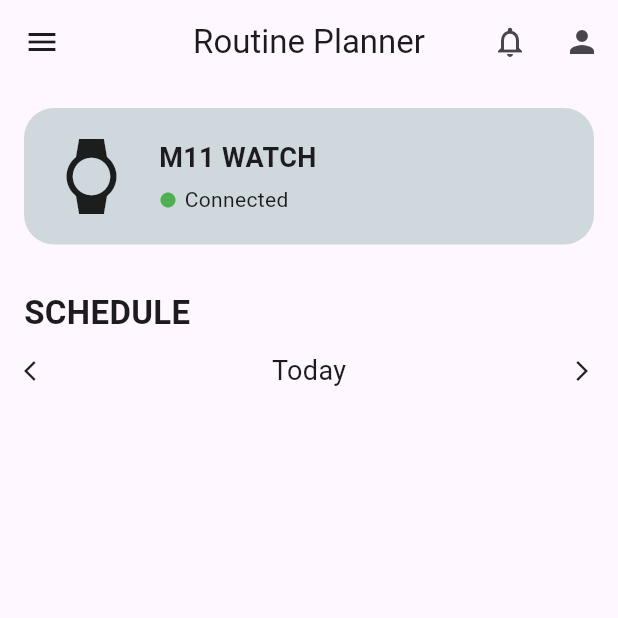
After one commit to world2g/routineapp, a Flutter app: the screen it shows after launch, on a phone screen of 412 x 824 dp, the top half of it. The commit adds this screen. Run offline on Flutter 3.47's test engine with Material 3 defaults, Android fonts, the phone set to English and light mode, and no system bars.

Commit message:
Pages and Appbar modification

```diff
--- a/lib/main.dart
+++ b/lib/main.dart
@@ -1,4 +1,8 @@
 import 'package:flutter/material.dart';
+import 'pages/homescreen.dart';
+import 'pages/event.dart';
+import 'pages/analytics.dart';
+import 'pages/notifications.dart';
 
 void main() {
   runApp(const RoutineApp());
@@ -16,29 +20,58 @@ class RoutineApp extends StatelessWidget {
   }
 }
 
-class HomePage extends StatelessWidget {
+class HomePage extends StatefulWidget {
   const HomePage({super.key});
+
+  @override
+  State<HomePage> createState() => _HomePageState();
+}
+
+class _HomePageState extends State<HomePage> {
+  int currentPageIndex = 0;
+
+  final List<Widget> pages = const [
+    HomeScreen(),
+    AddTaskScreen(),
+    AnalyticsScreen(),
+  ];
 
   @override
   Widget build(BuildContext context) {
     return Scaffold(
       appBar: AppBar(
+        leading: Builder(
+          builder: (BuildContext context) {
+            return IconButton(
+              icon: const Icon(Icons.menu),
+              onPressed: () {
+                Scaffold.of(context).openDrawer();
+              },
+              tooltip: MaterialLocalizations.of(context).openAppDrawerTooltip,
+            );
+          },
+        ),
         title: const Text("Routine Planner"),
         centerTitle: true,
+        actions: <Widget>[
+          IconButton(
+            icon: const Icon(Icons.notifications_none),
+            onPressed: () {
+              NotificationCentre();
+            },
+          ),
+          IconButton(icon: const Icon(Icons.person), onPressed: () {}),
+        ],
       ),
 
-      body: Padding(
-        padding: const EdgeInsets.all(16.0),
-        child: Column(
-          children: const [
-            WatchConnectionCard(),
-            SizedBox(height: 30),
-            ScheduleSection(),
-          ],
-        ),
-      ),
+      body: pages[currentPageIndex],
 
       bottomNavigationBar: NavigationBar(
+        onDestinationSelected: (int index) {
+          setState(() {
+            currentPageIndex = index;
+          });
+        },
         destinations: const [
           NavigationDestination(
             icon: Icon(Icons.home_outlined),
@@ -58,101 +91,3 @@ class HomePage extends StatelessWidget {
     );
   }
 }
-
-
-class WatchConnectionCard extends StatelessWidget {
-  const WatchConnectionCard({super.key});
-
-  @override
-  Widget build(BuildContext context) {
-    return Container(
-      padding: const EdgeInsets.all(20),
-      decoration: BoxDecoration(
-        color: Colors.blueGrey[100],
-        borderRadius: BorderRadius.circular(20),
-      ),
-      child: Row(
-        children: [
-
-          const Icon(
-            Icons.watch,
-            size: 50,
-          ),
-
-          const SizedBox(width: 20),
-
-          Column(
-            crossAxisAlignment: CrossAxisAlignment.start,
-            children: const [
-              Text(
-                "M11 WATCH",
-                style: TextStyle(
-                  fontSize: 18,
-                  fontWeight: FontWeight.bold,
-                ),
-              ),
-
-              SizedBox(height: 5),
-
-              Row(
-                children: [
-                  Icon(Icons.circle, color: Colors.green, size: 12),
-                  SizedBox(width: 5),
-                  Text("Connected"),
-                ],
-              ),
-            ],
-          )
-        ],
-      ),
-    );
-  }
-}
-
-
-class ScheduleSection extends StatelessWidget {
-  const ScheduleSection({super.key});
-
-  @override
-  Widget build(BuildContext context) {
-    return Column(
-      crossAxisAlignment: CrossAxisAlignment.start,
-      children: [
-
-        const Text(
-          "SCHEDULE",
-          style: TextStyle(
-            fontSize: 22,
-            fontWeight: FontWeight.bold,
-          ),
-        ),
-
-        const SizedBox(height: 10),
-
-        Row(
-          mainAxisAlignment: MainAxisAlignment.spaceBetween,
-          children: const [
-            Icon(Icons.arrow_back_ios, size: 16),
-            Text(
-              "Today",
-              style: TextStyle(fontSize: 18),
-            ),
-            Icon(Icons.arrow_forward_ios, size: 16),
-          ],
-        ),
-
-        const SizedBox(height: 20),
-
-        // ScheduleItem(
-        //   time: "7:30 am",
-        //   task: "Eat Breakfast",
-        // ),
-
-        // ScheduleItem(
-        //   time: "8:00 am",
-        //   task: "Music Class",
-        // ),
-      ],
-    );
-  }
-}
--- /dev/null
+++ b/lib/pages/analytics.dart
@@ -0,0 +1,11 @@
+import 'package:flutter/material.dart';
+
+
+class AnalyticsScreen extends StatelessWidget {
+  const AnalyticsScreen({super.key});
+
+  @override
+  Widget build(BuildContext context) {
+    return Center(child: Text('Analytics Page'));
+  }
+}
--- /dev/null
+++ b/lib/pages/homescreen.dart
@@ -0,0 +1,102 @@
+import 'package:flutter/material.dart';
+
+
+class HomeScreen extends StatelessWidget {
+  const HomeScreen({super.key});
+
+  @override
+  Widget build(BuildContext context) {
+    return Padding(
+      padding: const EdgeInsets.all(16.0),
+      child: Column(
+        children: const [
+          WatchConnectionCard(),
+          SizedBox(height: 30),
+          ScheduleSection(),
+        ],
+      ),
+    );
+  }
+}
+
+class WatchConnectionCard extends StatelessWidget {
+  const WatchConnectionCard({super.key});
+
+  @override
+  Widget build(BuildContext context) {
+    return Container(
+      padding: const EdgeInsets.all(20),
+      decoration: BoxDecoration(
+        color: Colors.blueGrey[100],
+        borderRadius: BorderRadius.circular(20),
+      ),
+      child: Row(
+        children: [
+          const Icon(Icons.watch, size: 50),
+
+          const SizedBox(width: 20),
+
+          Column(
+            crossAxisAlignment: CrossAxisAlignment.start,
+            children: const [
+              Text(
+                "M11 WATCH",
+                style: TextStyle(fontSize: 18, fontWeight: FontWeight.bold),
+              ),
+
+              SizedBox(height: 5),
+
+              Row(
+                children: [
+                  Icon(Icons.circle, color: Colors.green, size: 12),
+                  SizedBox(width: 5),
+                  Text("Connected"),
+                ],
+              ),
+            ],
+          ),
+        ],
+      ),
+    );
+  }
+}
+
+class ScheduleSection extends StatelessWidget {
+  const ScheduleSection({super.key});
+
+  @override
+  Widget build(BuildContext context) {
+    return Column(
+      crossAxisAlignment: CrossAxisAlignment.start,
+      children: [
+        const Text(
+          "SCHEDULE",
+          style: TextStyle(fontSize: 22, fontWeight: FontWeight.bold),
+        ),
+
+        const SizedBox(height: 10),
+
+        Row(
+          mainAxisAlignment: MainAxisAlignment.spaceBetween,
+          children: const [
+            Icon(Icons.arrow_back_ios, size: 16),
+            Text("Today", style: TextStyle(fontSize: 18)),
+            Icon(Icons.arrow_forward_ios, size: 16),
+          ],
+        ),
+
+        const SizedBox(height: 20),
+
+        // ScheduleItem(
+        //   time: "7:30 am",
+        //   task: "Eat Breakfast",
+        // ),
+
+        // ScheduleItem(
+        //   time: "8:00 am",
+        //   task: "Music Class",
+        // ),
+      ],
+    );
+  }
+}
```
Also changed, not shown: lib/pages/event.dart (added, +10 -0 lines), lib/pages/notifications.dart (added, +10 -0 lines).
